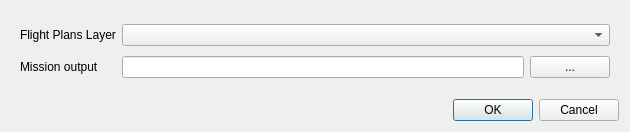
Above: qgis_to_ugcs_dialog_base.ui from vincentBenet/Qgis2Ugcs before the change. Below: the same form after it.
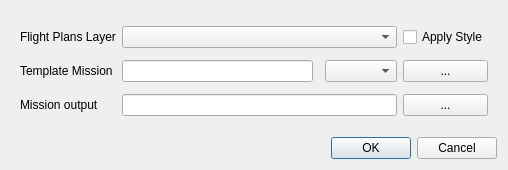
That is the form after the change.

The edit to the form file:
```diff
--- a/qgis_to_ugcs_dialog_base.ui
+++ b/qgis_to_ugcs_dialog_base.ui
@@ -6,8 +6,8 @@
    <rect>
     <x>0</x>
     <y>0</y>
-    <width>630</width>
-    <height>132</height>
+    <width>508</width>
+    <height>170</height>
    </rect>
   </property>
   <property name="windowTitle">
@@ -17,16 +17,61 @@
    <item row="1" column="0">
     <widget class="QWidget" name="widget_2" native="true">
      <layout class="QGridLayout" name="gridLayout_3">
-      <item row="1" column="1">
-       <widget class="QLineEdit" name="output_path"/>
+      <item row="1" column="3">
+       <widget class="QComboBox" name="ugcs_version">
+        <property name="toolTip">
+         <string>&lt;html&gt;&lt;head/&gt;&lt;body&gt;&lt;p&gt;Validated UGCS Software version&lt;/p&gt;&lt;/body&gt;&lt;/html&gt;</string>
+        </property>
+       </widget>
       </item>
-      <item row="1" column="0">
+      <item row="3" column="4">
+       <widget class="QPushButton" name="output_button">
+        <property name="toolTip">
+         <string>&lt;html&gt;&lt;head/&gt;&lt;body&gt;&lt;p&gt;Select path to export this mission&lt;/p&gt;&lt;/body&gt;&lt;/html&gt;</string>
+        </property>
+        <property name="text">
+         <string>...</string>
+        </property>
+       </widget>
+      </item>
+      <item row="1" column="4">
+       <widget class="QPushButton" name="template_button">
+        <property name="toolTip">
+         <string>&lt;html&gt;&lt;head/&gt;&lt;body&gt;&lt;p&gt;Select your own exported mission of UGCS version&lt;/p&gt;&lt;p&gt;(Only if your version is not present in validated version combobox)&lt;/p&gt;&lt;p&gt;!!! This won t work for all versions, you can try !!!&lt;/p&gt;&lt;/body&gt;&lt;/html&gt;</string>
+        </property>
+        <property name="text">
+         <string>...</string>
+        </property>
+       </widget>
+      </item>
+      <item row="3" column="0">
        <widget class="QLabel" name="output_label">
         <property name="text">
          <string>Mission output</string>
         </property>
        </widget>
       </item>
+      <item row="1" column="1">
+       <widget class="QLineEdit" name="template_path">
+        <property name="toolTip">
+         <string>&lt;html&gt;&lt;head/&gt;&lt;body&gt;&lt;p&gt;This file is an exported mission of UGCS software than have at least one flight plan in scanArea&lt;/p&gt;&lt;/body&gt;&lt;/html&gt;</string>
+        </property>
+       </widget>
+      </item>
+      <item row="3" column="1" colspan="3">
+       <widget class="QLineEdit" name="output_path">
+        <property name="toolTip">
+         <string>&lt;html&gt;&lt;head/&gt;&lt;body&gt;&lt;p&gt;The output file of the exported mission.&lt;/p&gt;&lt;p&gt;Use UGCS software to import this file.&lt;/p&gt;&lt;/body&gt;&lt;/html&gt;</string>
+        </property>
+       </widget>
+      </item>
+      <item row="1" column="0">
+       <widget class="QLabel" name="template_label">
+        <property name="text">
+         <string>Template Mission</string>
+        </property>
+       </widget>
+      </item>
       <item row="0" column="0">
        <widget class="QLabel" name="input_label">
         <property name="text">
@@ -34,15 +79,25 @@
         </property>
        </widget>
       </item>
-      <item row="1" column="2">
-       <widget class="QPushButton" name="output_button">
+      <item row="0" column="4">
+       <widget class="QCheckBox" name="input_checkbox">
+        <property name="toolTip">
+         <string>&lt;html&gt;&lt;head/&gt;&lt;body&gt;&lt;p&gt;Overwrite the layer style to display flight informations and attributes&lt;/p&gt;&lt;/body&gt;&lt;/html&gt;</string>
+        </property>
         <property name="text">
-         <string>...</string>
+         <string>Apply Style</string>
+        </property>
+        <property name="checked">
+         <bool>false</bool>
         </property>
        </widget>
       </item>
-      <item row="0" column="1" colspan="2">
-       <widget class="QComboBox" name="input_layer"/>
+      <item row="0" column="1" colspan="3">
+       <widget class="QComboBox" name="input_layer">
+        <property name="toolTip">
+         <string>&lt;html&gt;&lt;head/&gt;&lt;body&gt;&lt;p&gt;Input layer vector as LineString&lt;/p&gt;&lt;/body&gt;&lt;/html&gt;</string>
+        </property>
+       </widget>
       </item>
      </layout>
     </widget>
```
